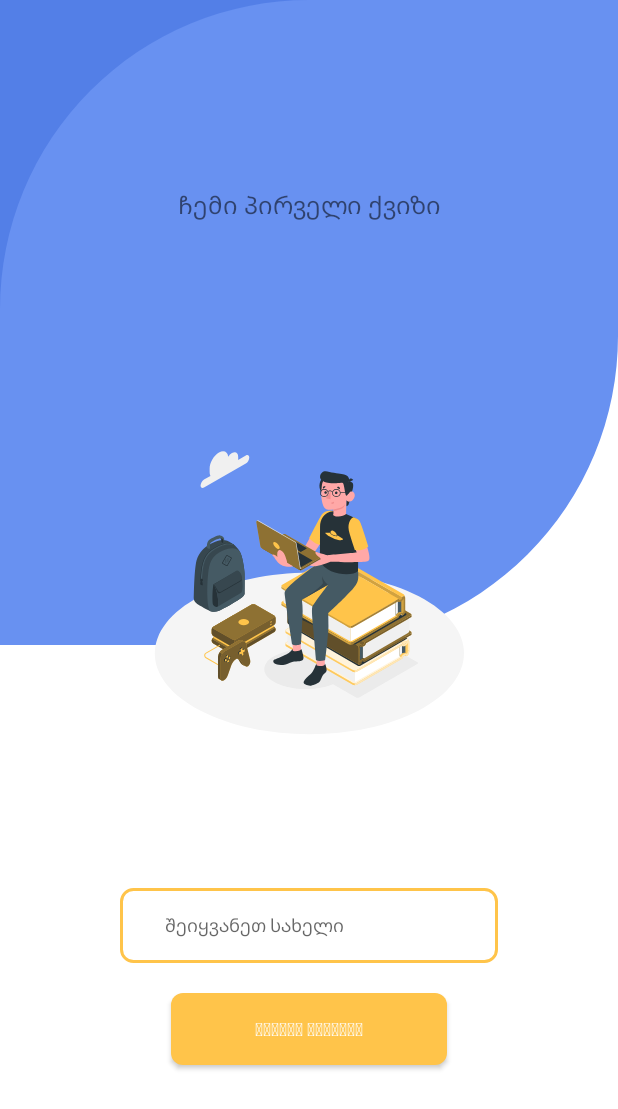
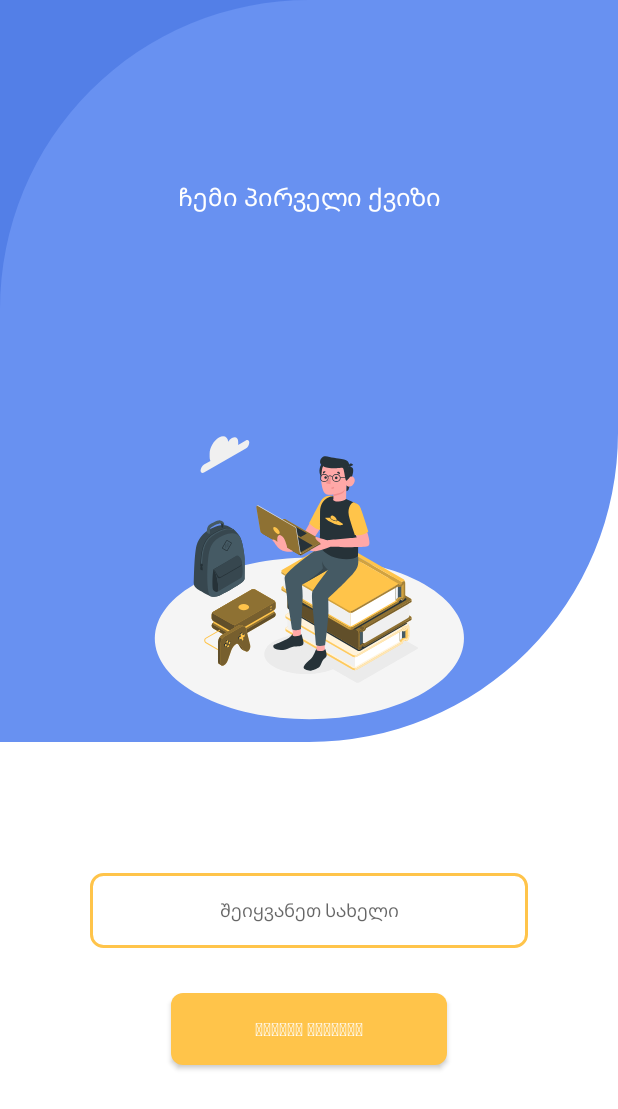
Before and after one commit to DavitTsiskarashvili/Space-Quiz-App, an Android app: the layout fragment_start.xml on its own in the app's theme, with its tools: preview values and no code run, on a phone screen of 412 x 824 dp. Shown: the top 1109 px of the screen. Run offline under Robolectric (Android 15) with nearby library versions, the phone set to English and light mode, and no system bars.

Commit message:
changed custom view height into %. added BaseCustomView for custom views

```diff
--- /dev/null
+++ b/app/src/main/java/com/space/quiz_app/presentation/custom_view/BaseCustomView.kt
@@ -0,0 +1,29 @@
+package com.space.quiz_app.presentation.custom_view
+
+import android.content.Context
+import android.graphics.Canvas
+import android.graphics.Paint
+import android.graphics.Path
+import android.opengl.ETC1.getHeight
+import android.opengl.ETC1.getWidth
+import android.util.AttributeSet
+import android.view.View
+
+abstract class BaseCustomView(context: Context, attrs: AttributeSet) : View(context, attrs) {
+
+    protected val paint = Paint().apply {
+        isAntiAlias = true
+        style = Paint.Style.FILL
+    }
+    protected val path = Path()
+    protected val width get() = getWidth().toFloat()
+    protected val height get() = getHeight().toFloat()
+
+    abstract fun drawBackground (canvas: Canvas)
+    abstract fun onBind(canvas: Canvas)
+
+    override fun onDraw(canvas: Canvas) {
+        super.onDraw(canvas)
+        onBind(canvas)
+    }
+}
--- a/app/src/main/java/com/space/quiz_app/presentation/custom_view/CustomStartBackground.kt
+++ b/app/src/main/java/com/space/quiz_app/presentation/custom_view/CustomStartBackground.kt
@@ -2,9 +2,9 @@ package com.space.quiz_app.presentation.custom_view
 
 import android.content.Context
 import android.graphics.Canvas
-import android.graphics.Color
 import android.graphics.Paint
 import android.graphics.Path
+import android.system.Os.close
 import android.util.AttributeSet
 import android.view.View
 import com.space.quiz_app.R
@@ -12,26 +12,19 @@ import com.space.quiz_app.R
 class CustomStartBackground(
     context: Context,
     attrs: AttributeSet
-) : View(context, attrs) {
+) : BaseCustomView(context, attrs) {
 
-    private val fillPaint = Paint().apply {
-            style = Paint.Style.FILL
-        }
-
-    private val path = Path()
-    private val width get() = getWidth().toFloat()
-    private val height get() = getHeight().toFloat()
     private val centerX get() = width / 2
     private val radius get() = width / 2
 
-    private fun drawBackground(canvas: Canvas) {
+    override fun drawBackground(canvas: Canvas) {
         val heightDiff = (width / 2) - (height / 3)
         val centerY1 = height / 3 + heightDiff
         val centerY2 = height * 2 / 3 - heightDiff
 
         path.apply {
             reset()
-            fillPaint.color = context.getColor(R.color.start_corner)
+            paint.color = context.getColor(R.color.start_corner)
             addCircle(centerX, centerY1, radius, Path.Direction.CW)
             addCircle(centerX, centerY2, radius, Path.Direction.CW)
 
@@ -43,26 +36,24 @@ class CustomStartBackground(
             lineTo(0f, centerY1)
             lineTo(centerX, 0f)
             close()
-            canvas.drawPath(path, fillPaint)
+            canvas.drawPath(path, paint)
         }
     }
 
     private fun drawCorner(canvas: Canvas) {
         path.apply {
             reset()
-            fillPaint.color = context.getColor(R.color.blue_secondary_default)
+            paint.color = context.getColor(R.color.blue_secondary_default)
             moveTo(0f, 0f)
             lineTo(centerX, 0f)
             lineTo(0f, height / 2)
             close()
-            canvas.drawPath(path, fillPaint)
+            canvas.drawPath(path, paint)
         }
     }
 
-    override fun onDraw(canvas: Canvas) {
-        super.onDraw(canvas)
+    override fun onBind(canvas: Canvas) {
         drawCorner(canvas)
         drawBackground(canvas)
     }
-
 }
--- a/app/src/main/java/com/space/quiz_app/presentation/quiz_activity/QuizActivity.kt
+++ b/app/src/main/java/com/space/quiz_app/presentation/quiz_activity/QuizActivity.kt
@@ -10,6 +10,7 @@ class QuizActivity : AppCompatActivity() {
     override fun onCreate(savedInstanceState: Bundle?) {
         super.onCreate(savedInstanceState)
         setContentView(R.layout.activity_main)
+        supportActionBar?.hide()
         setUpNavigation()
     }
 
--- a/app/src/main/java/com/space/quiz_app/presentation/quiz_home_screen/HomeFragment.kt
+++ b/app/src/main/java/com/space/quiz_app/presentation/quiz_home_screen/HomeFragment.kt
@@ -13,7 +13,7 @@ class HomeFragment : Fragment() {
         inflater: LayoutInflater, container: ViewGroup?,
         savedInstanceState: Bundle?
     ): View? {
-        return inflater.inflate(R.layout.fragment_start, container, false)
+        return inflater.inflate(R.layout.fragment_home, container, false)
     }
 
 
--- a/app/src/main/java/com/space/quiz_app/presentation/quiz_start_screen/StartScreenFragment.kt
+++ b/app/src/main/java/com/space/quiz_app/presentation/quiz_start_screen/StartScreenFragment.kt
@@ -13,7 +13,7 @@ class StartScreenFragment : Fragment() {
         inflater: LayoutInflater, container: ViewGroup?,
         savedInstanceState: Bundle?
     ): View? {
-        return inflater.inflate(R.layout.fragment_home, container, false)
+        return inflater.inflate(R.layout.fragment_start, container, false)
     }
 
 
--- a/app/src/main/res/layout/fragment_start.xml
+++ b/app/src/main/res/layout/fragment_start.xml
@@ -9,7 +9,8 @@
 
     <com.space.quiz_app.presentation.custom_view.CustomStartBackground
         android:layout_width="match_parent"
-        android:layout_height="430dp"
+        android:layout_height="0dp"
+        app:layout_constraintHeight_percent="0.6"
         app:layout_constraintEnd_toEndOf="parent"
         app:layout_constraintStart_toStartOf="parent"
         app:layout_constraintTop_toTopOf="parent" />
@@ -22,6 +23,7 @@
         android:layout_marginTop="@dimen/dimen_80_dp"
         android:layout_marginBottom="@dimen/dimen_80_dp"
         android:text="@string/welcome_text"
+        android:textColor="@color/white"
         app:layout_constraintBottom_toTopOf="@+id/iconImageView"
         app:layout_constraintEnd_toEndOf="parent"
         app:layout_constraintStart_toStartOf="parent"
@@ -43,9 +45,9 @@
         android:layout_width="match_parent"
         android:layout_height="wrap_content"
         android:minHeight="@dimen/dimen_50_dp"
-        android:layout_gravity="center"
-        android:layout_marginHorizontal="@dimen/dimen_80_dp"
-        android:layout_marginBottom="@dimen/dimen_20_dp"
+        android:textAlignment="center"
+        android:layout_marginHorizontal="@dimen/dimen_60_dp"
+        android:layout_marginBottom="@dimen/dimen_30_dp"
         android:background="@drawable/shp_message_edittext"
         android:hint="@string/hint_text"
         android:paddingStart="@dimen/dimen_30_dp"
--- a/app/src/main/res/navigation/nav_graph.xml
+++ b/app/src/main/res/navigation/nav_graph.xml
@@ -9,7 +9,11 @@
         android:id="@+id/startScreenFragment"
         android:name="com.space.quiz_app.presentation.quiz_start_screen.StartScreenFragment"
         android:label="fragment_start"
-        tools:layout="@layout/fragment_start" />
+        tools:layout="@layout/fragment_start" >
+        <action
+            android:id="@+id/action_startScreenFragment_to_homeFragment"
+            app:destination="@id/homeFragment" />
+    </fragment>
     <fragment
         android:id="@+id/homeFragment"
         android:name="com.space.quiz_app.presentation.quiz_home_screen.HomeFragment"
```
Also changed, not shown: app/src/main/java/com/space/quiz_app/presentation/BackgroundCustomView.kt (deleted, +0 -65 lines), app/src/main/java/com/space/quiz_app/presentation/CustomView.kt (deleted, +0 -28 lines), app/src/main/java/com/space/quiz_app/presentation/custom_view/CustomQuestionBackground.kt (+6 -17 lines), app/src/main/res/layout/fragment_home.xml (+6 -6 lines).
